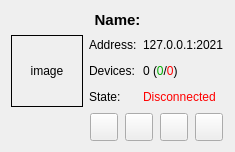
Before: the Qt Designer form IOTV/src/IOTV_Client/gui_server.ui in verbkinm/IOT, drawn with Qt 5.
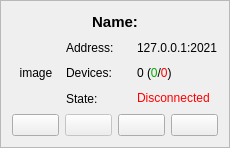
After: the same form once the commit is applied. Icons and pictures are not drawn.

What changed in the file:
```diff
--- a/IOTV/src/IOTV_Client/gui_server.ui
+++ b/IOTV/src/IOTV_Client/gui_server.ui
@@ -1,18 +1,30 @@
 <?xml version="1.0" encoding="UTF-8"?>
 <ui version="4.0">
  <class>GUI_Server</class>
- <widget class="QWidget" name="GUI_Server">
+ <widget class="QFrame" name="GUI_Server">
   <property name="geometry">
    <rect>
     <x>0</x>
     <y>0</y>
-    <width>228</width>
-    <height>150</height>
+    <width>230</width>
+    <height>148</height>
    </rect>
   </property>
+  <property name="sizePolicy">
+   <sizepolicy hsizetype="Fixed" vsizetype="Fixed">
+    <horstretch>0</horstretch>
+    <verstretch>0</verstretch>
+   </sizepolicy>
+  </property>
   <property name="windowTitle">
    <string>Form</string>
   </property>
+  <property name="frameShape">
+   <enum>QFrame::StyledPanel</enum>
+  </property>
+  <property name="lineWidth">
+   <number>5</number>
+  </property>
   <layout class="QGridLayout" name="gridLayout">
    <item row="1" column="1">
     <widget class="QLabel" name="name_2">
@@ -77,18 +89,18 @@
     <widget class="QLabel" name="image">
      <property name="minimumSize">
       <size>
-       <width>72</width>
-       <height>72</height>
+       <width>48</width>
+       <height>48</height>
       </size>
      </property>
      <property name="maximumSize">
       <size>
-       <width>16777215</width>
-       <height>16777215</height>
+       <width>48</width>
+       <height>48</height>
       </size>
      </property>
      <property name="frameShape">
-      <enum>QFrame::Box</enum>
+      <enum>QFrame::NoFrame</enum>
      </property>
      <property name="frameShadow">
       <enum>QFrame::Plain</enum>
@@ -101,20 +113,20 @@
      </property>
     </widget>
    </item>
-   <item row="4" column="1" colspan="2">
+   <item row="4" column="0" colspan="3">
     <layout class="QHBoxLayout" name="horizontalLayout">
      <item>
       <widget class="QPushButton" name="connect">
        <property name="minimumSize">
         <size>
-         <width>28</width>
-         <height>28</height>
+         <width>0</width>
+         <height>0</height>
         </size>
        </property>
        <property name="maximumSize">
         <size>
-         <width>28</width>
-         <height>28</height>
+         <width>16777215</width>
+         <height>16777215</height>
         </size>
        </property>
        <property name="text">
@@ -128,16 +140,19 @@
      </item>
      <item>
       <widget class="QPushButton" name="list">
+       <property name="enabled">
+        <bool>false</bool>
+       </property>
        <property name="minimumSize">
         <size>
-         <width>28</width>
-         <height>28</height>
+         <width>0</width>
+         <height>0</height>
         </size>
        </property>
        <property name="maximumSize">
         <size>
-         <width>28</width>
-         <height>28</height>
+         <width>16777215</width>
+         <height>16777215</height>
         </size>
        </property>
        <property name="text">
@@ -153,14 +168,14 @@
       <widget class="QPushButton" name="edit">
        <property name="minimumSize">
         <size>
-         <width>28</width>
-         <height>28</height>
+         <width>0</width>
+         <height>0</height>
         </size>
        </property>
        <property name="maximumSize">
         <size>
-         <width>28</width>
-         <height>28</height>
+         <width>16777215</width>
+         <height>16777215</height>
         </size>
        </property>
        <property name="text">
@@ -176,14 +191,14 @@
       <widget class="QPushButton" name="deleteServer">
        <property name="minimumSize">
         <size>
-         <width>28</width>
-         <height>28</height>
+         <width>0</width>
+         <height>0</height>
         </size>
        </property>
        <property name="maximumSize">
         <size>
-         <width>28</width>
-         <height>28</height>
+         <width>16777215</width>
+         <height>16777215</height>
         </size>
        </property>
        <property name="toolTip">
```
Left out of the diff: 2 changed lines with no effect on the pictures.
